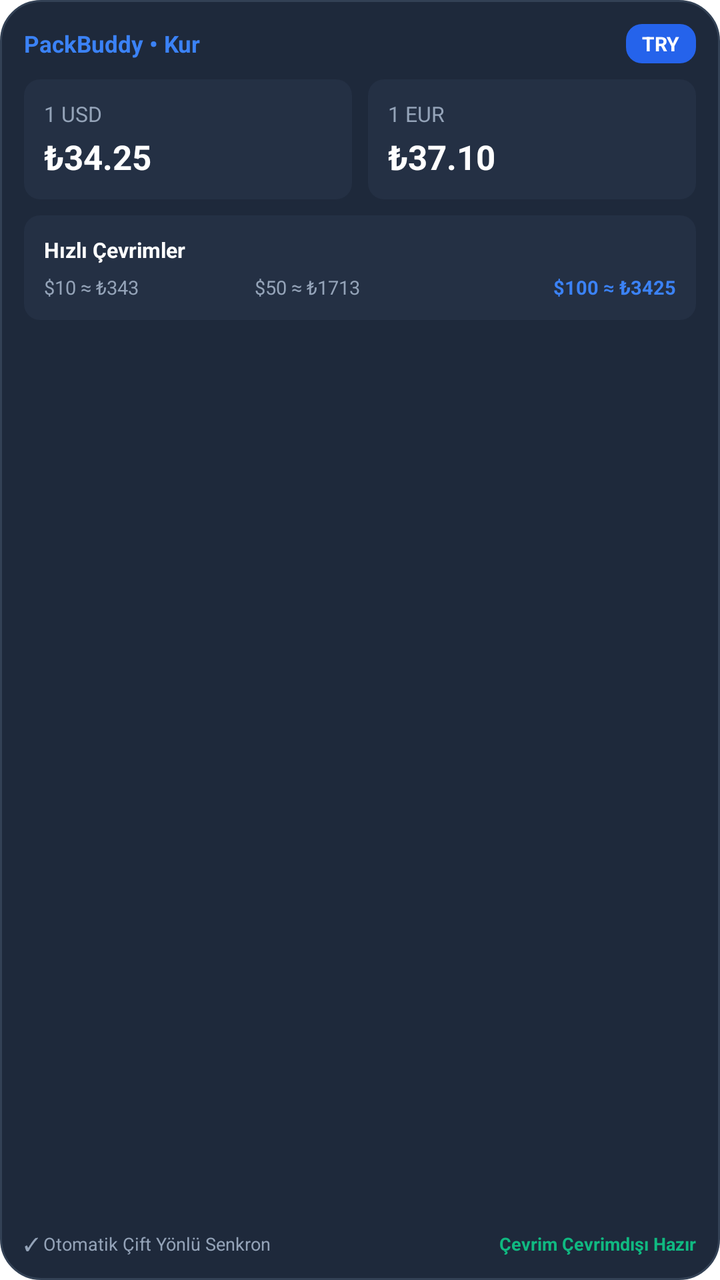
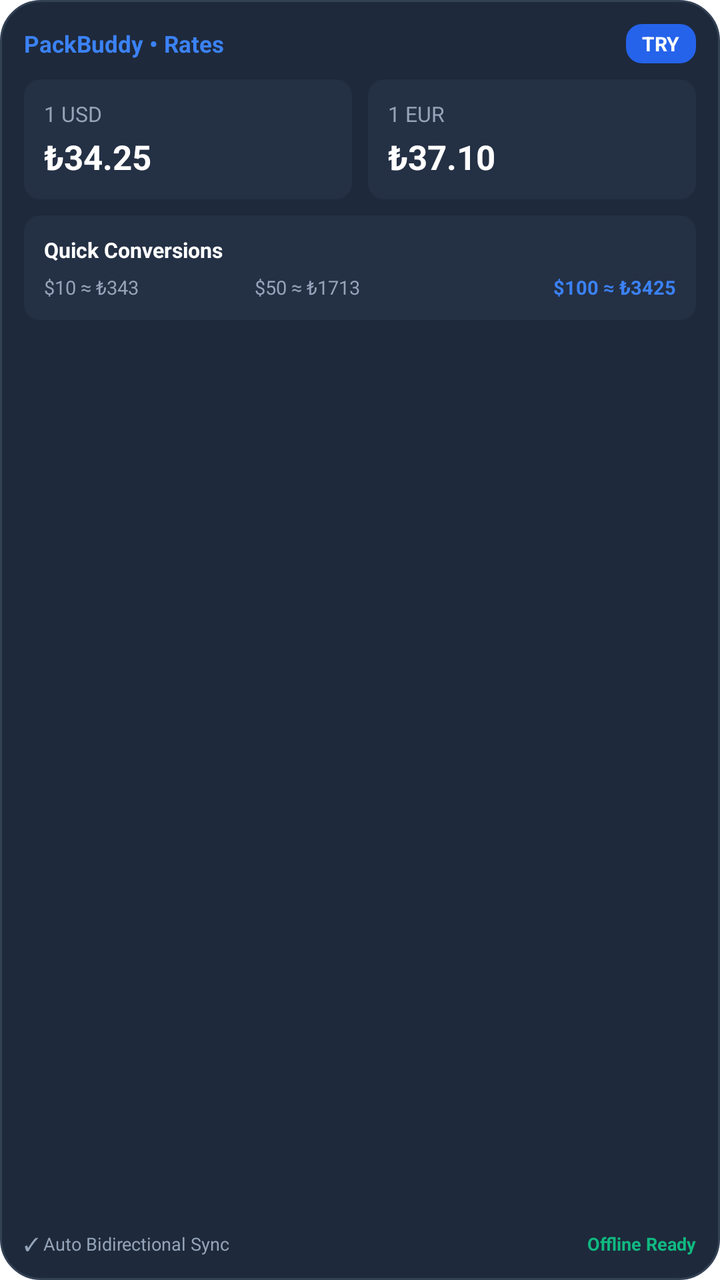

Compare the two renders of this Android layout. The source of the first and the diff that turns it into the second are given below.
<!-- AndroidManifest.xml: fallback theme Theme.MaterialComponents.DayNight.NoActionBar -->
<!-- res/layout/packbuddy_currency_large.xml -->
<?xml version="1.0" encoding="utf-8"?>
<FrameLayout xmlns:android="http://schemas.android.com/apk/res/android"
    android:id="@+id/widget_container"
    android:layout_width="match_parent"
    android:layout_height="match_parent">

    
    <ImageView
        android:id="@+id/widget_rendered_card"
        android:layout_width="match_parent"
        android:layout_height="match_parent"
        android:scaleType="fitCenter"
        android:adjustViewBounds="true"
        android:visibility="gone" />

    
    <LinearLayout
        android:id="@+id/widget_native_content"
        android:layout_width="match_parent"
        android:layout_height="match_parent"
        android:background="@drawable/widget_bg"
        android:orientation="vertical"
        android:padding="12dp">

        
        <LinearLayout
            android:layout_width="match_parent"
            android:layout_height="wrap_content"
            android:gravity="center_vertical"
            android:orientation="horizontal">

            <TextView
                android:id="@+id/widget_app_name"
                android:layout_width="0dp"
                android:layout_height="wrap_content"
                android:layout_weight="1"
                android:ellipsize="end"
                android:maxLines="1"
                android:text="PackBuddy • Kur"
                android:textColor="#3B82F6"
                android:textSize="11.5sp"
                android:textStyle="bold" />

            <TextView
                android:id="@+id/widget_badge"
                android:layout_width="wrap_content"
                android:layout_height="wrap_content"
                android:background="@drawable/widget_badge_bg"
                android:paddingStart="8dp"
                android:paddingTop="3dp"
                android:paddingEnd="8dp"
                android:paddingBottom="3dp"
                android:text="TRY"
                android:textColor="#FFFFFF"
                android:textSize="10sp"
                android:textStyle="bold" />
        </LinearLayout>

        
        <LinearLayout
            android:layout_width="match_parent"
            android:layout_height="wrap_content"
            android:layout_marginTop="8dp"
            android:orientation="horizontal">

            
            <LinearLayout
                android:id="@+id/widget_usd_box"
                android:layout_width="0dp"
                android:layout_height="wrap_content"
                android:layout_weight="1"
                android:background="@drawable/widget_stat_bg"
                android:orientation="vertical"
                android:padding="10dp">

                <TextView
                    android:id="@+id/widget_usd_label"
                    android:layout_width="match_parent"
                    android:layout_height="wrap_content"
                    android:text="1 USD"
                    android:textColor="#94A3B8"
                    android:textSize="10.5sp" />

                <TextView
                    android:id="@+id/widget_usd_val"
                    android:layout_width="match_parent"
                    android:layout_height="wrap_content"
                    android:layout_marginTop="3dp"
                    android:ellipsize="end"
                    android:maxLines="1"
                    android:text="₺34.25"
                    android:textColor="#FFFFFF"
                    android:textSize="17sp"
                    android:textStyle="bold" />
            </LinearLayout>

            
            <LinearLayout
                android:id="@+id/widget_eur_box"
                android:layout_width="0dp"
                android:layout_height="wrap_content"
                android:layout_marginStart="8dp"
                android:layout_weight="1"
                android:background="@drawable/widget_stat_bg"
                android:orientation="vertical"
                android:padding="10dp">

                <TextView
                    android:id="@+id/widget_eur_label"
                    android:layout_width="match_parent"
                    android:layout_height="wrap_content"
                    android:text="1 EUR"
                    android:textColor="#94A3B8"
                    android:textSize="10.5sp" />

                <TextView
                    android:id="@+id/widget_eur_val"
                    android:layout_width="match_parent"
                    android:layout_height="wrap_content"
                    android:layout_marginTop="3dp"
                    android:ellipsize="end"
                    android:maxLines="1"
                    android:text="₺37.10"
                    android:textColor="#FFFFFF"
                    android:textSize="17sp"
                    android:textStyle="bold" />
            </LinearLayout>
        </LinearLayout>

        
        <LinearLayout
            android:id="@+id/widget_conversions_box"
            android:layout_width="match_parent"
            android:layout_height="wrap_content"
            android:layout_marginTop="8dp"
            android:background="@drawable/widget_stat_bg"
            android:orientation="vertical"
            android:padding="10dp">

            <TextView
                android:id="@+id/widget_conversions_title"
                android:layout_width="match_parent"
                android:layout_height="wrap_content"
                android:text="Hızlı Çevrimler"
                android:textColor="#FFFFFF"
                android:textSize="10.5sp"
                android:textStyle="bold" />

            <LinearLayout
                android:layout_width="match_parent"
                android:layout_height="wrap_content"
                android:layout_marginTop="5dp"
                android:orientation="horizontal">

                <TextView
                    android:id="@+id/widget_conv_1"
                    android:layout_width="0dp"
                    android:layout_height="wrap_content"
                    android:layout_weight="1"
                    android:ellipsize="end"
                    android:maxLines="1"
                    android:text="$10 ≈ ₺343"
                    android:textColor="#94A3B8"
                    android:textSize="9.5sp" />

                <TextView
                    android:id="@+id/widget_conv_2"
                    android:layout_width="0dp"
                    android:layout_height="wrap_content"
                    android:layout_weight="1"
                    android:ellipsize="end"
                    android:maxLines="1"
                    android:text="$50 ≈ ₺1713"
                    android:textColor="#94A3B8"
                    android:textSize="9.5sp" />

                <TextView
                    android:id="@+id/widget_conv_3"
                    android:layout_width="0dp"
                    android:layout_height="wrap_content"
                    android:layout_weight="1"
                    android:ellipsize="end"
                    android:gravity="end"
                    android:maxLines="1"
                    android:text="$100 ≈ ₺3425"
                    android:textColor="#3B82F6"
                    android:textSize="9.5sp"
                    android:textStyle="bold" />
            </LinearLayout>
        </LinearLayout>

        <FrameLayout
            android:layout_width="match_parent"
            android:layout_height="0dp"
            android:layout_weight="1" />

        
        <LinearLayout
            android:layout_width="match_parent"
            android:layout_height="wrap_content"
            android:orientation="horizontal">

            <TextView
                android:id="@+id/widget_sync_status"
                android:layout_width="0dp"
                android:layout_height="wrap_content"
                android:layout_weight="1"
                android:ellipsize="end"
                android:maxLines="1"
                android:text="✓ Otomatik Çift Yönlü Senkron"
                android:textColor="#94A3B8"
                android:textSize="9sp" />

            <TextView
                android:id="@+id/widget_offline_status"
                android:layout_width="wrap_content"
                android:layout_height="wrap_content"
                android:ellipsize="end"
                android:maxLines="1"
                android:text="Çevrim Çevrimdışı Hazır"
                android:textColor="#10B981"
                android:textSize="9sp"
                android:textStyle="bold" />
        </LinearLayout>
    </LinearLayout>

</FrameLayout>
<!-- resources referenced by this layout -->
<resources>
  <!-- drawable widget_badge_bg (drawable) -->
  <?xml version="1.0" encoding="utf-8"?>
  <shape xmlns:android="http://schemas.android.com/apk/res/android"
      android:shape="rectangle">
      <corners android:radius="8dp" />
      <solid android:color="#2563EB" />
  </shape>
  <!-- drawable widget_bg (drawable) -->
  <?xml version="1.0" encoding="utf-8"?>
  <shape xmlns:android="http://schemas.android.com/apk/res/android"
      android:shape="rectangle">
      <corners android:radius="20dp" />
      <solid android:color="#1E293B" />
      <stroke
          android:width="1dp"
          android:color="#334155" />
  </shape>
  <!-- drawable widget_stat_bg (drawable) -->
  <?xml version="1.0" encoding="utf-8"?>
  <shape xmlns:android="http://schemas.android.com/apk/res/android"
      android:shape="rectangle">
      <corners android:radius="8dp" />
      <solid android:color="#243044" />
  </shape>
</resources>

<!-- the commit's change to res/layout/packbuddy_currency_large.xml (unified diff, before → after) -->
@@ -36,7 +36,7 @@
                 android:layout_weight="1"
                 android:ellipsize="end"
                 android:maxLines="1"
-                android:text="PackBuddy • Kur"
+                android:text="@string/widget_rates_app_name"
                 android:textColor="#3B82F6"
                 android:textSize="11.5sp"
                 android:textStyle="bold" />
@@ -141,7 +141,7 @@
                 android:id="@+id/widget_conversions_title"
                 android:layout_width="match_parent"
                 android:layout_height="wrap_content"
-                android:text="Hızlı Çevrimler"
+                android:text="@string/widget_quick_conversions"
                 android:textColor="#FFFFFF"
                 android:textSize="10.5sp"
                 android:textStyle="bold" />
@@ -207,7 +207,7 @@
                 android:layout_weight="1"
                 android:ellipsize="end"
                 android:maxLines="1"
-                android:text="✓ Otomatik Çift Yönlü Senkron"
+                android:text="@string/widget_auto_sync"
                 android:textColor="#94A3B8"
                 android:textSize="9sp" />
 
@@ -217,7 +217,7 @@
                 android:layout_height="wrap_content"
                 android:ellipsize="end"
                 android:maxLines="1"
-                android:text="Çevrim Çevrimdışı Hazır"
+                android:text="@string/widget_offline_ready"
                 android:textColor="#10B981"
                 android:textSize="9sp"
                 android:textStyle="bold" />
<!-- resource entries referenced after the edit -->
@@ -24,5 +24,9 @@
       <corners android:radius="8dp" />
       <solid android:color="#243044" />
   </shape>
+  <string name="widget_auto_sync">✓ Auto Bidirectional Sync</string>
+  <string name="widget_offline_ready">Offline Ready</string>
+  <string name="widget_quick_conversions">Quick Conversions</string>
+  <string name="widget_rates_app_name">PackBuddy • Rates</string>
 </resources>
 
